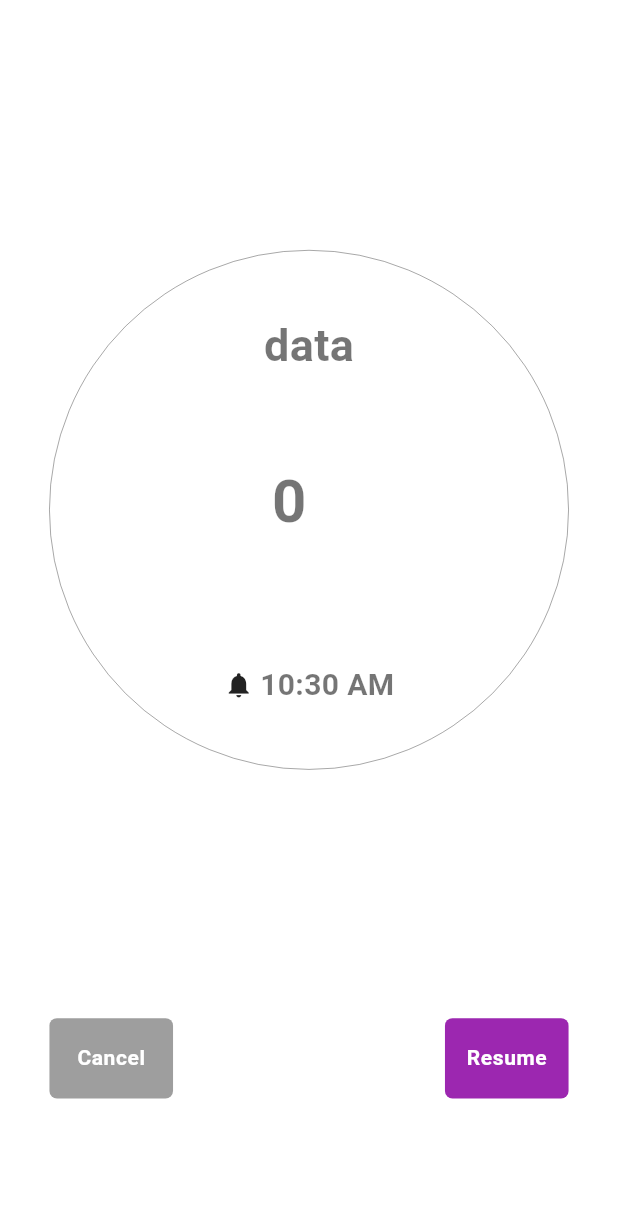
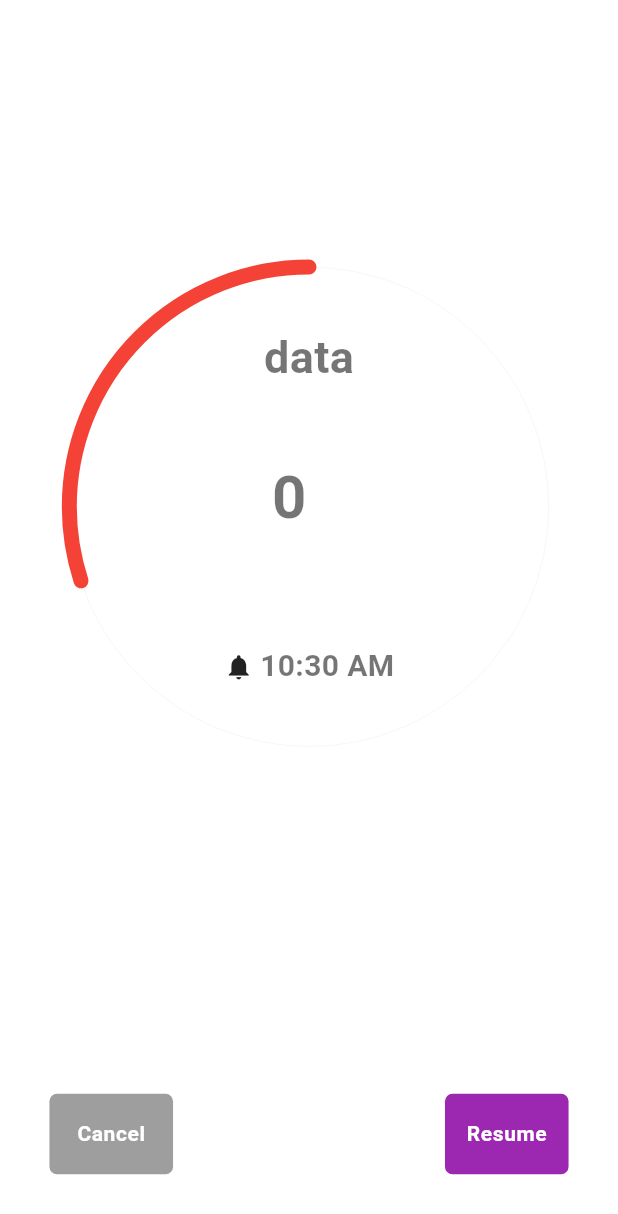
Before and after one commit to yellow-Flickr/timely, a Flutter app: the TimerTicker screen opened directly with empty values, on a phone screen of 412 x 824 dp. Shown: the top 1214 px of the screen. Run offline on Flutter 3.47's test engine with Material 3 defaults, Android fonts, the phone set to English and light mode, and no system bars; our stand-ins replace go_router.

Commit message:
Ticker widget update

```diff
--- a/lib/TimerTicker.dart
+++ b/lib/TimerTicker.dart
@@ -7,6 +7,7 @@ import 'dart:developer' as dev;
 import 'package:flutter/material.dart';
 import 'package:go_router/go_router.dart';
 import 'package:timely/components.dart';
+import 'package:timely/timeTickerArc.dart';
 // import 'package:timely/stopwatch.dart';
 
 class TimerTicker extends StatefulWidget {
@@ -110,41 +111,154 @@ class _TimerTickerState extends State<TimerTicker>
         body: Padding(
           padding: EdgeInsets.symmetric(horizontal: width * 0.03),
           child: Column(
+            mainAxisAlignment: MainAxisAlignment.center,
             children: [
+              // Center(
+              //   heightFactor: 1.5,
+              //   child: Container(
+              //       margin: EdgeInsets.symmetric(vertical: height * 0.05),
+              //       height: height * 0.45,
+              //       width: width,
+              //       child: AnimatedBuilder(
+              //         animation: ticking,
+              //         builder: ((context, child) => Padding(
+              //               padding:
+              //                   EdgeInsets.symmetric(horizontal: width * 0.05),
+              //               child: CustomPaint(
+              //                 size: Size.fromRadius(width / 2),
+              //                 foregroundPainter: DrawTicker(
+              //                     theme: theme,
+              //                     stroke: width * 0.035,
+              //                     percent: ticking.value,
+              //                     tickerPaint:
+              //                         (ticking.value <= (500 / widget.time))
+              //                             ? Colors.red.shade700
+              //                             : null),
+              //                 child: Container(
+              //                   height: width,
+              //                   width: width,
+              //                   alignment: Alignment.center,
+              //                   // padding: EdgeInsets.symmetric(
+              //                   //     horizontal: width * 0.01,
+              //                   //     vertical: height * 0.005),
+              //                   child: child,
+              //                 ),
+              //               ),
+              //             )),
+              //         child: LayoutBuilder(builder: (context, constraints) {
+              //           return Column(
+              //             mainAxisAlignment: MainAxisAlignment.spaceEvenly,
+              //             children: [
+              //               Container(
+              //                 child: Text(
+              //                   "data",
+              //                   style: TextStyle(fontSize: 30),
+              //                 ),
+              //               ),
+              //               Container(
+              //                 // width: width * 0.5,
+              //                 // height: height * 0.05,
+              //                 // padding: EdgeInsets.only(bottom: height * 0.1),
+              //                 // foregroundDecoration: BoxDecoration(
+              //                 //     color: Colors.grey.shade900.withOpacity(0.5)),
+              //                 child: Row(
+              //                   mainAxisAlignment: MainAxisAlignment.center,
+              //                   crossAxisAlignment: CrossAxisAlignment.baseline,
+              //                   textBaseline: TextBaseline.ideographic,
+              //                   children: [
+              //                     Visibility(
+              //                       visible: hour > 0,
+              //                       child: Row(
+              //                         crossAxisAlignment:
+              //                             CrossAxisAlignment.baseline,
+              //                         textBaseline: TextBaseline.ideographic,
+              //                         children: [
+              //                           TimeDigits(
+              //                             width: width * .14,
+              //                             height: height * .10,
+              //                             style: theme.textTheme.bodyMedium
+              //                                 ?.copyWith(
+              //                               fontWeight: FontWeight.w600,
+              //                               fontSize: 40,
+              //                             ),
+              //                             digits: hour.toString().padLeft(2,'0'),
+              //                             // key: ValueKey<int>(hour),
+              //                           ),
+              //                           DigitSeperator(seperator: ":"),
+              //                         ],
+              //                       ),
+              //                     ),
+              //                     Visibility(
+              //                       visible: minutes > 0,
+              //                       child: Row(
+              //                         crossAxisAlignment:
+              //                             CrossAxisAlignment.baseline,
+              //                         textBaseline: TextBaseline.ideographic,
+              //                         children: [
+              //                           TimeDigits(
+              //                             width: width * .14,
+              //                             height: height * .10,
+              //                             style: theme.textTheme.bodyMedium
+              //                                 ?.copyWith(
+              //                               fontWeight: FontWeight.w600,
+              //                               fontSize: 40,
+              //                             ),
+              //                             digits: minutes.toString().padLeft(2,'0'),
+              //                             // key: ValueKey<int>(minutes),
+              //                           ),
+              //                           DigitSeperator(seperator: ":"),
+              //                         ],
+              //                       ),
+              //                     ),
+              //                     TimeDigits(
+              //                       width: width * .14,
+              //                       height: height * .10,
+              //                       style: theme.textTheme.bodyMedium?.copyWith(
+              //                         fontWeight: FontWeight.w600,
+              //                         fontSize: 40,
+              //                       ),
+              //                       digits: sec.toString(),
+              //                       // key: ValueKey<int>(sec),
+              //                     ),
+              //                   ],
+              //                 ),
+              //               ),
+              //               Container(
+              //                 child: Row(
+              //                   mainAxisAlignment: MainAxisAlignment.center,
+              //                   children: [
+              //                     Icon(
+              //                       Icons.notifications,
+              //                       size: 20,
+              //                       // color: theme.disabledColor,
+              //                     ),
+              //                     SizedBox(
+              //                       width: width * 0.01,
+              //                     ),
+              //                     Text(
+              //                       time.format(context),
+              //                       style: TextStyle(
+              //                         fontSize: 20,
+              //                       ),
+              //                     )
+              //                   ],
+              //                 ),
+              //               )
+              //             ],
+              //           );
+              //         }),
+              //       )),
+              // ),
+
               Center(
-                heightFactor: 1.5,
-                child: Container(
-                    margin: EdgeInsets.symmetric(vertical: height * 0.05),
-                    height: height * 0.45,
-                    width: width,
-                    child: AnimatedBuilder(
-                      animation: ticking,
-                      builder: ((context, child) => Padding(
-                            padding:
-                                EdgeInsets.symmetric(horizontal: width * 0.05),
-                            child: CustomPaint(
-                              size: Size.fromRadius(width / 2),
-                              foregroundPainter: DrawTicker(
-                                  theme: theme,
-                                  stroke: width * 0.035,
-                                  percent: ticking.value,
-                                  tickerPaint:
-                                      (ticking.value <= (500 / widget.time))
-                                          ? Colors.red.shade700
-                                          : null),
-                              child: Container(
-                                height: width,
-                                width: width,
-                                alignment: Alignment.center,
-                                // padding: EdgeInsets.symmetric(
-                                //     horizontal: width * 0.01,
-                                //     vertical: height * 0.005),
-                                child: child,
-                              ),
-                            ),
-                          )),
-                      child: LayoutBuilder(builder: (context, constraints) {
-                        return Column(
+                child: CircularPercentIndicator(
+                    radius: height * .20,
+                    percent: .30,
+                    lineWidth: 10,
+                    reverse: true,
+                    backgroundWidth: .1,
+                    circularStrokeCap: CircularStrokeCap.round,
+                    center: Column(
                       mainAxisAlignment: MainAxisAlignment.spaceEvenly,
                       children: [
                         Container(
@@ -174,13 +288,12 @@ class _TimerTickerState extends State<TimerTicker>
                                     TimeDigits(
                                       width: width * .14,
                                       height: height * .10,
-                                          style: theme.textTheme.bodyMedium
-                                              ?.copyWith(
+                                      style:
+                                          theme.textTheme.bodyMedium?.copyWith(
                                         fontWeight: FontWeight.w600,
                                         fontSize: 40,
                                       ),
-                                          digits:
-                                              hour.toString().padLeft(2, '0'),
+                                      digits: hour.toString().padLeft(2, '0'),
                                       // key: ValueKey<int>(hour),
                                     ),
                                     DigitSeperator(seperator: ":"),
@@ -197,14 +310,13 @@ class _TimerTickerState extends State<TimerTicker>
                                     TimeDigits(
                                       width: width * .14,
                                       height: height * .10,
-                                          style: theme.textTheme.bodyMedium
-                                              ?.copyWith(
+                                      style:
+                                          theme.textTheme.bodyMedium?.copyWith(
                                         fontWeight: FontWeight.w600,
                                         fontSize: 40,
                                       ),
-                                          digits: minutes
-                                              .toString()
-                                              .padLeft(2, '0'),
+                                      digits:
+                                          minutes.toString().padLeft(2, '0'),
                                       // key: ValueKey<int>(minutes),
                                     ),
                                     DigitSeperator(seperator: ":"),
@@ -246,8 +358,6 @@ class _TimerTickerState extends State<TimerTicker>
                           ),
                         )
                       ],
-                        );
-                      }),
                     )),
               ),
               Flexible(
```
Lines whose indentation alone changed are shown as unchanged.
